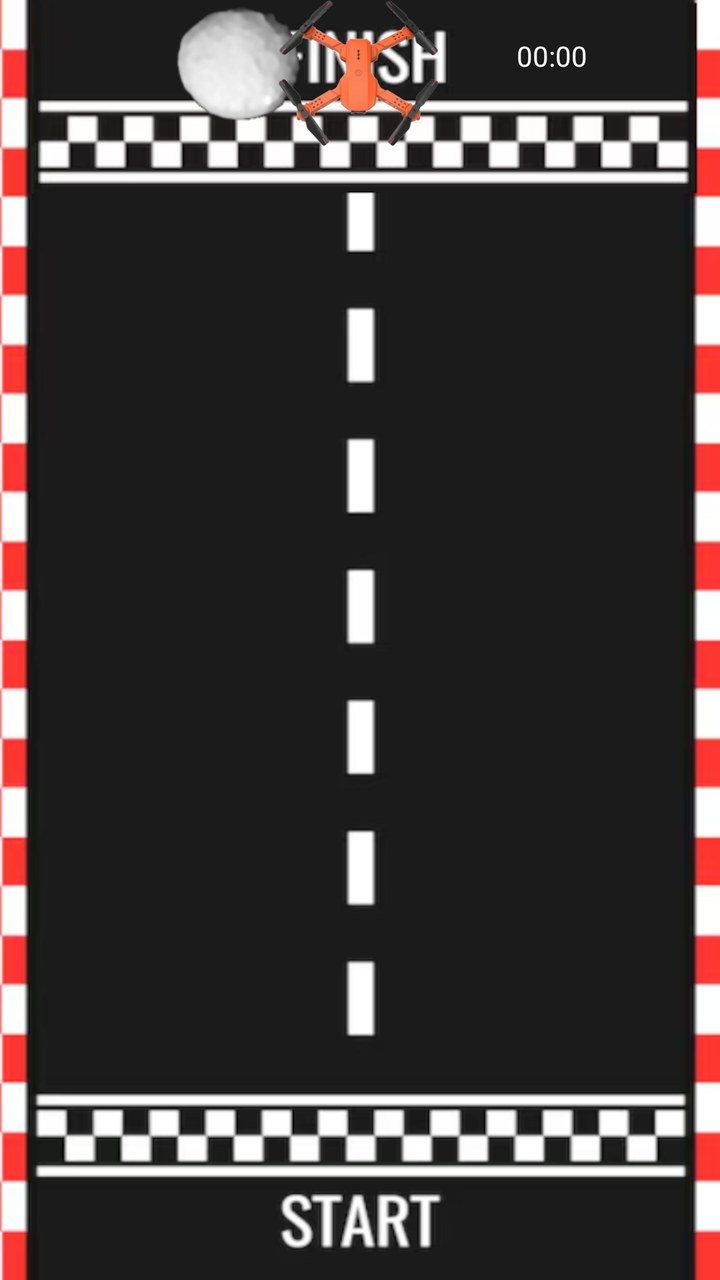
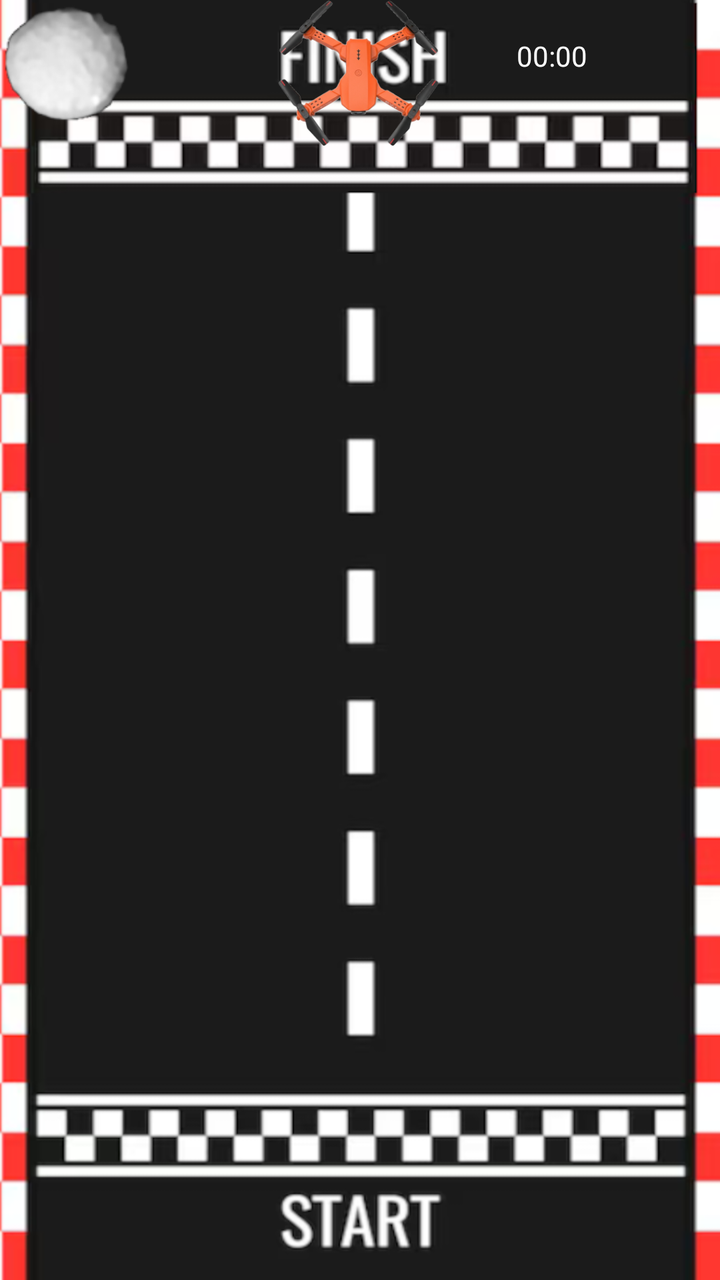

The first picture is an Android layout as it rendered before a commit; the second is the same layout after the commit. The layout source and the unified diff follow.
<!-- AndroidManifest.xml: application theme Theme.JogoMobileComSensores -->
<!-- res/layout/activity_tela_de_jogo.xml -->
<?xml version="1.0" encoding="utf-8"?>
<androidx.constraintlayout.widget.ConstraintLayout xmlns:android="http://schemas.android.com/apk/res/android"
    xmlns:app="http://schemas.android.com/apk/res-auto"
    xmlns:tools="http://schemas.android.com/tools"
    android:id="@+id/main"
    android:layout_width="match_parent"
    android:layout_height="match_parent"
    android:background="@drawable/pista_finalizada"
    tools:context=".tela_de_jogo">

    <TextView
        android:id="@+id/cronometro"
        android:layout_width="88dp"
        android:layout_height="29dp"
        android:gravity="center"
        android:text="00:00"
        android:textColor="#FFFFFF"
        app:layout_constraintBottom_toBottomOf="parent"
        app:layout_constraintEnd_toEndOf="parent"
        app:layout_constraintHorizontal_bias="0.853"
        app:layout_constraintStart_toStartOf="parent"
        app:layout_constraintTop_toTopOf="parent"
        app:layout_constraintVertical_bias="0.022" />

    <ImageView
        android:id="@+id/asteriode"
        android:layout_width="66dp"
        android:layout_height="64dp"
        app:layout_constraintEnd_toEndOf="parent"
        app:layout_constraintHorizontal_bias="0.292"
        app:layout_constraintStart_toStartOf="parent"
        app:srcCompat="@drawable/asteroide"
        tools:layout_editor_absoluteY="321dp" />

    <ImageView
        android:id="@+id/imageView10"
        android:layout_width="90dp"
        android:layout_height="73dp"
        app:layout_constraintEnd_toEndOf="parent"
        app:layout_constraintHorizontal_bias="0.498"
        app:layout_constraintStart_toStartOf="parent"
        app:srcCompat="@drawable/drone_topdown"
        tools:layout_editor_absoluteY="624dp" />

</androidx.constraintlayout.widget.ConstraintLayout>
<!-- resources referenced by this layout -->
<resources>
  <!-- drawable asteroide: png bitmap (drawable, 11224 bytes) -->
  <!-- drawable drone_topdown: png bitmap (drawable, 54334 bytes) -->
  <!-- drawable pista_finalizada: png bitmap (drawable, 247258 bytes) -->
  <style name="Theme.JogoMobileComSensores" parent="Base.Theme.JogoMobileComSensores" />
  <style name="Base.Theme.JogoMobileComSensores" parent="Theme.Material3.DayNight.NoActionBar">
          
          
      </style>
</resources>

<!-- the commit's change to res/layout/activity_tela_de_jogo.xml (unified diff, before → after) -->
@@ -26,11 +26,10 @@
         android:id="@+id/asteriode"
         android:layout_width="66dp"
         android:layout_height="64dp"
-        app:layout_constraintEnd_toEndOf="parent"
-        app:layout_constraintHorizontal_bias="0.292"
-        app:layout_constraintStart_toStartOf="parent"
         app:srcCompat="@drawable/asteroide"
-        tools:layout_editor_absoluteY="321dp" />
+        tools:layout_editor_absoluteX="364dp"
+        tools:layout_editor_absoluteY="633dp"
+        tools:visibility="invisible" />
 
     <ImageView
         android:id="@+id/imageView10"
